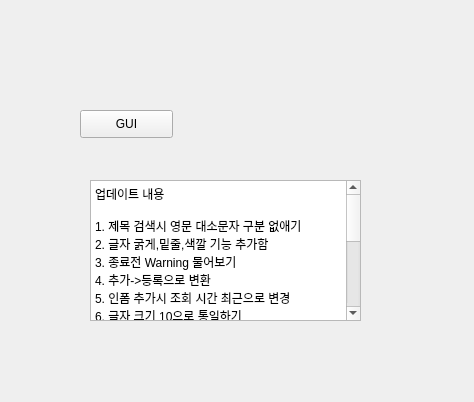
This is idix_gui.ui in kimbakcho/FABWI as Qt 5 draws it before an edit. The edited form follows.
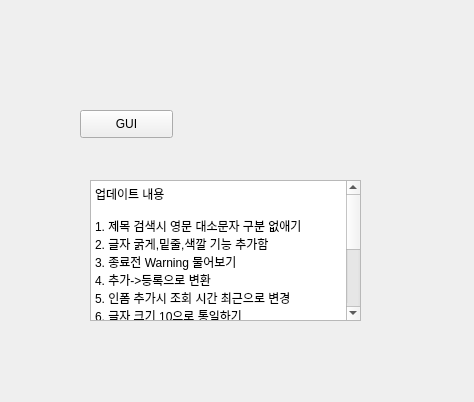
This is the edited form.

Commit message:
작업 시간 내역 추가
추가

What changed in the file:
```diff
--- a/idix_gui.ui
+++ b/idix_gui.ui
@@ -49,13 +49,9 @@
 &lt;p style=&quot; margin-top:0px; margin-bottom:0px; margin-left:0px; margin-right:0px; -qt-block-indent:0; text-indent:0px;&quot;&gt;5. 인폼 추가시 조회 시간 최근으로 변경 &lt;/p&gt;
 &lt;p style=&quot; margin-top:0px; margin-bottom:0px; margin-left:0px; margin-right:0px; -qt-block-indent:0; text-indent:0px;&quot;&gt;6. 글자 크기 10으로 통일하기 &lt;/p&gt;
 &lt;p style=&quot; margin-top:0px; margin-bottom:0px; margin-left:0px; margin-right:0px; -qt-block-indent:0; text-indent:0px;&quot;&gt;7. 수정에서 첨부 버그 수정 &lt;/p&gt;
-&lt;p style=&quot; margin-top:0px; margin-bottom:0px; margin-left:0px; margin-right:0px; -qt-block-indent:0; text-indent:0px;&quot;&gt;7. 공지사항 기능 추가 &lt;/p&gt;
-&lt;p style=&quot;-qt-paragraph-type:empty; margin-top:0px; margin-bottom:0px; margin-left:0px; margin-right:0px; -qt-block-indent:0; text-indent:0px;&quot;&gt;&lt;br /&gt;&lt;/p&gt;
-&lt;p style=&quot; margin-top:0px; margin-bottom:0px; margin-left:0px; margin-right:0px; -qt-block-indent:0; text-indent:0px;&quot;&gt;업데이트중 내용 &lt;/p&gt;
-&lt;p style=&quot; margin-top:0px; margin-bottom:0px; margin-left:0px; margin-right:0px; -qt-block-indent:0; text-indent:0px;&quot;&gt;1. 공지 사항 기능 보완 &lt;br /&gt;2. 삭제기능 -&amp;gt; 실제로 삭제 하지는 않지만&lt;/p&gt;
-&lt;p style=&quot; margin-top:0px; margin-bottom:0px; margin-left:0px; margin-right:0px; -qt-block-indent:0; text-indent:0px;&quot;&gt;   삭제시 검색에서 제외 &lt;/p&gt;
-&lt;p style=&quot; margin-top:0px; margin-bottom:0px; margin-left:0px; margin-right:0px; -qt-block-indent:0; text-indent:0px;&quot;&gt;   추후 관리자를 통해 언제든지 복구 가능 &lt;/p&gt;
-&lt;p style=&quot; margin-top:0px; margin-bottom:0px; margin-left:0px; margin-right:0px; -qt-block-indent:0; text-indent:0px;&quot;&gt;3. 공정,설비,사람 추가 기능&lt;/p&gt;
+&lt;p style=&quot; margin-top:0px; margin-bottom:0px; margin-left:0px; margin-right:0px; -qt-block-indent:0; text-indent:0px;&quot;&gt;7. 공지사항 기능 추가 &lt;br /&gt;8. 삭제기능 -- 관리자 비밀번호 필요&lt;/p&gt;
+&lt;p style=&quot; margin-top:0px; margin-bottom:0px; margin-left:0px; margin-right:0px; -qt-block-indent:0; text-indent:0px;&quot;&gt;9. 공정,설비,사람 추가 기능 -- 관리자 비밀 번호 필요 &lt;/p&gt;
+&lt;p style=&quot; margin-top:0px; margin-bottom:0px; margin-left:0px; margin-right:0px; -qt-block-indent:0; text-indent:0px;&quot;&gt;10. 작업 시간 추가&lt;/p&gt;
 &lt;p style=&quot;-qt-paragraph-type:empty; margin-top:0px; margin-bottom:0px; margin-left:0px; margin-right:0px; -qt-block-indent:0; text-indent:0px;&quot;&gt;&lt;br /&gt;&lt;/p&gt;
 &lt;p style=&quot;-qt-paragraph-type:empty; margin-top:0px; margin-bottom:0px; margin-left:0px; margin-right:0px; -qt-block-indent:0; text-indent:0px;&quot;&gt;&lt;br /&gt;&lt;/p&gt;&lt;/body&gt;&lt;/html&gt;</string>
    </property>
```
The commit also changes 10 other files.
